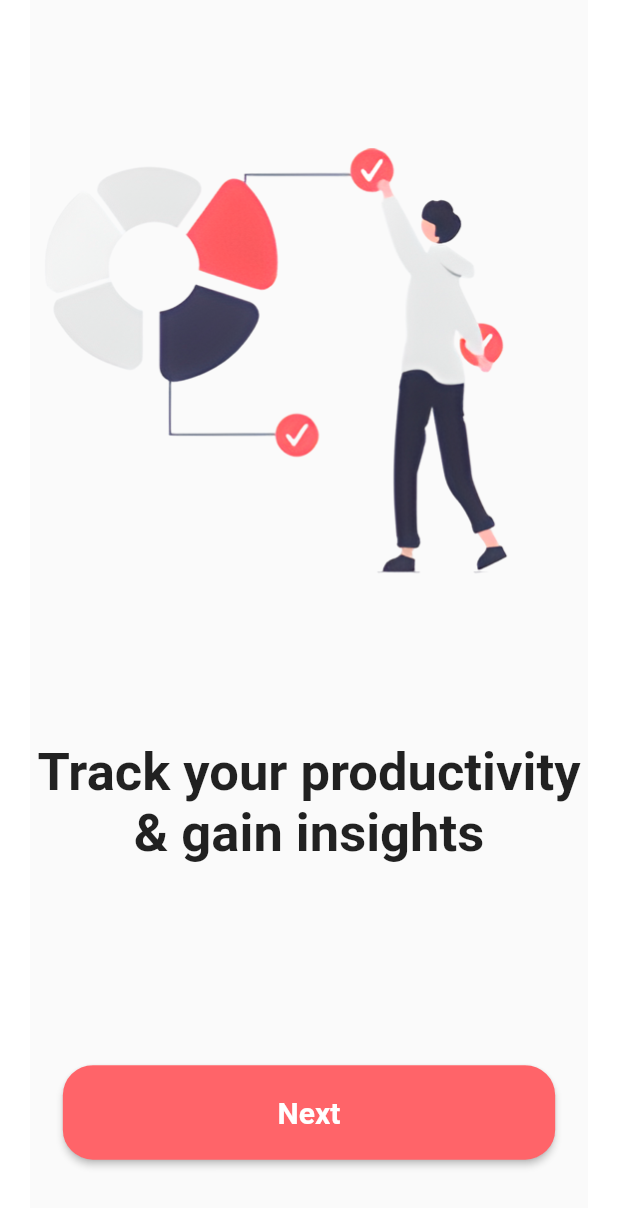
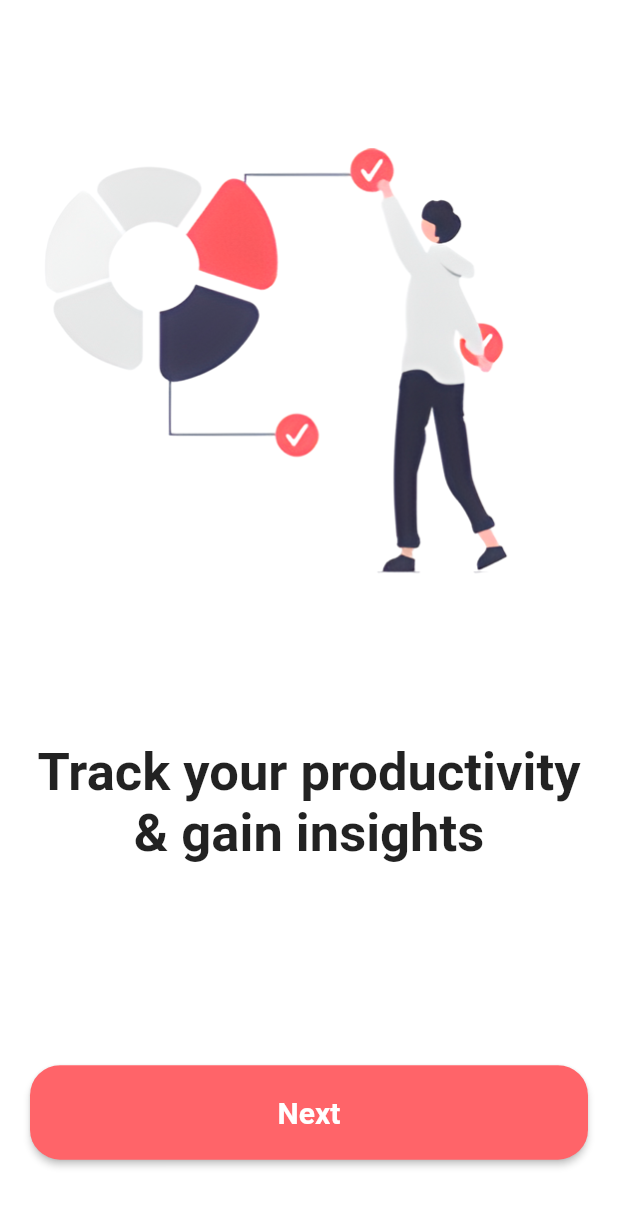
Before and after one commit to emresaridogan/flutter-pomodofocus, a Flutter app: the screen it shows after launch, after a tap on "Next", on a phone screen of 412 x 824 dp. Shown: the top 1208 px of the screen. Run offline on Flutter 3.47's test engine with Material 2 defaults, Android fonts, the phone set to English and light mode, and no system bars.

Commit message:
onboard views updated

```diff
--- a/lib/main.dart
+++ b/lib/main.dart
@@ -15,7 +15,7 @@ class MyApp extends StatelessWidget {
       debugShowCheckedModeBanner: false,
       title: ApplicationConstants.instance.appName,
       theme: ThemeData(
-        primarySwatch: Colors.blue,
+        primarySwatch: Colors.teal,
       ),
       home: const SplashView(),
     );
--- a/lib/view/onboard/onboard1_view.dart
+++ b/lib/view/onboard/onboard1_view.dart
@@ -18,6 +18,7 @@ class _Onboard1ViewState extends BaseState<Onboard1View> {
   }
 
   Widget get getScaffold => Scaffold(
+        backgroundColor: colorConstants.whiteColor,
         body: Column(children: [
           Expanded(
             flex: 3,
@@ -41,7 +42,6 @@ class _Onboard1ViewState extends BaseState<Onboard1View> {
           Expanded(
             child: Row(
               children: [
-                const Spacer(),
                 Expanded(
                   flex: 15,
                   child: ElevatedButton(
@@ -68,7 +68,6 @@ class _Onboard1ViewState extends BaseState<Onboard1View> {
                         ),
                       )),
                 ),
-                const Spacer()
               ],
             ),
           ),
--- a/lib/view/onboard/onboard2_view.dart
+++ b/lib/view/onboard/onboard2_view.dart
@@ -18,6 +18,7 @@ class _Onboard2ViewState extends BaseState<Onboard2View> {
   }
 
   Widget get getScaffold => Scaffold(
+        backgroundColor: colorConstants.whiteColor,
         body: Column(children: [
           const Spacer(),
           Expanded(
@@ -44,7 +45,6 @@ class _Onboard2ViewState extends BaseState<Onboard2View> {
             flex: 2,
             child: Row(
               children: [
-                const Spacer(),
                 Expanded(
                   flex: 15,
                   child: ElevatedButton(
@@ -71,7 +71,6 @@ class _Onboard2ViewState extends BaseState<Onboard2View> {
                         ),
                       )),
                 ),
-                const Spacer()
               ],
             ),
           ),
--- a/lib/view/onboard/onboard3_view.dart
+++ b/lib/view/onboard/onboard3_view.dart
@@ -17,6 +17,7 @@ class _Onboard3ViewState extends BaseState<Onboard3View> {
   }
 
   Widget get getScaffold => Scaffold(
+        backgroundColor: colorConstants.whiteColor,
         body: Column(children: [
           const Spacer(),
           Expanded(
@@ -43,7 +44,6 @@ class _Onboard3ViewState extends BaseState<Onboard3View> {
             flex: 2,
             child: Row(
               children: [
-                const Spacer(),
                 Expanded(
                   flex: 15,
                   child: ElevatedButton(
@@ -68,7 +68,6 @@ class _Onboard3ViewState extends BaseState<Onboard3View> {
                         ),
                       )),
                 ),
-                const Spacer()
               ],
             ),
           ),
--- a/lib/view/onboard/splash_view.dart
+++ b/lib/view/onboard/splash_view.dart
@@ -44,17 +44,13 @@ class _SplashViewState extends BaseState<SplashView> {
                 fit: BoxFit.contain,
               )),
               const Spacer(),
-              circularProgressIndicator(),
+              CircularProgressIndicator(
+                backgroundColor: colorConstants.primaryColor,
+                valueColor: AlwaysStoppedAnimation(colorConstants.whiteColor),
+              ),
               const Spacer()
             ],
           ),
         ],
       ));
-
-  CircularProgressIndicator circularProgressIndicator() {
-    return CircularProgressIndicator(
-      backgroundColor: colorConstants.primaryColor,
-      valueColor: AlwaysStoppedAnimation(colorConstants.whiteColor),
-    );
-  }
 }
```
